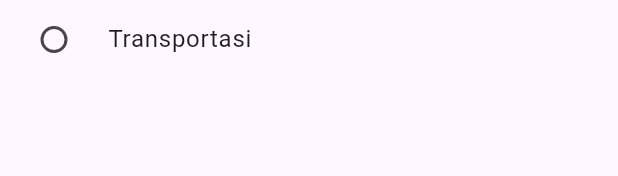
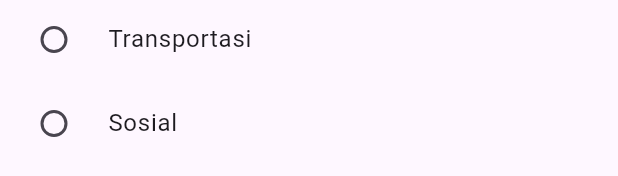
Before and after one commit to Capstone-Project-Alterra-Kelompok-8/e-complaint-mobile, a Flutter app: the Filter widget shown alone on an empty page, opened directly with empty values, on a phone screen of 412 x 824 dp. Shown: the part 628-804 px from the top of the screen. Run offline on Flutter 3.47's test engine with Material 3 defaults, Android fonts, the light colour scheme and no system bars; our stand-ins replace dio, file_picker, flutter_svg, gap, geocoding, geolocator and 6 more; accounts and stored records are empty; network calls fail; project files that could hold a hidden picture were left out.

Commit message:
Fix loading indicator in news comments and add "Sosial" category to filter

```diff
--- a/e_complaint_app/lib/views/screens/news/components/news_comment.dart
+++ b/e_complaint_app/lib/views/screens/news/components/news_comment.dart
@@ -118,7 +118,8 @@ class _CommentsBottomSheetState extends State<CommentsBottomSheet> {
 
   Widget _buildCommentsList(NewsCommentController newsCommentController) {
     if (!newsCommentController.isLoaded) {
-      return Center(child: CircularProgressIndicator());
+      return Center(child: CircularProgressIndicator(
+      ));
     } else if (newsCommentController.errorMessage.isNotEmpty) {
       return Center(child: Text('No comments available'));
     } else if (newsCommentController.newsComments.isEmpty) {
--- a/e_complaint_app/lib/views/screens/riwayat_aduan/components/filter.dart
+++ b/e_complaint_app/lib/views/screens/riwayat_aduan/components/filter.dart
@@ -130,6 +130,19 @@ class _FilterState extends State<Filter> {
                   Navigator.of(context).pop();
                 },
               ),
+              RadioListTile<String>(
+                title: Text('Sosial'),
+                value: 'Sosial',
+                groupValue: _selectedCategory,
+                activeColor: Color.fromARGB(255, 255, 183, 0),
+                onChanged: (value) {
+                  setState(() {
+                    _selectedCategory = value;
+                  });
+                  widget.onCategorySelected(value!);
+                  Navigator.of(context).pop();
+                },
+              ),
             ],
           ),
         ),
```
